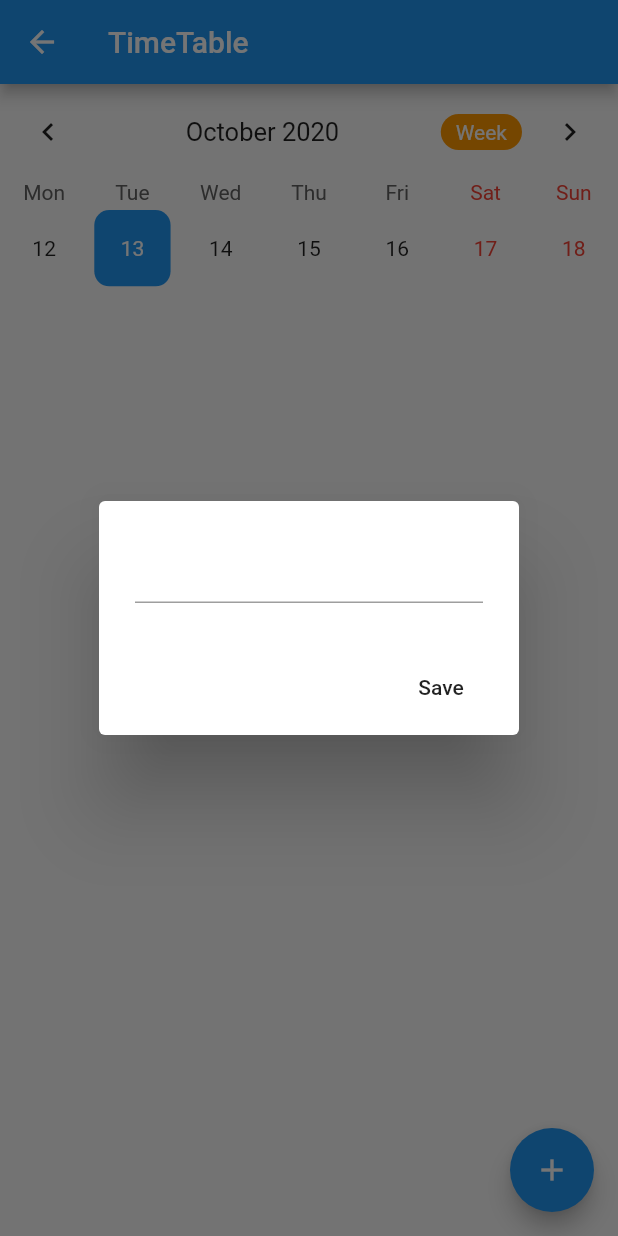
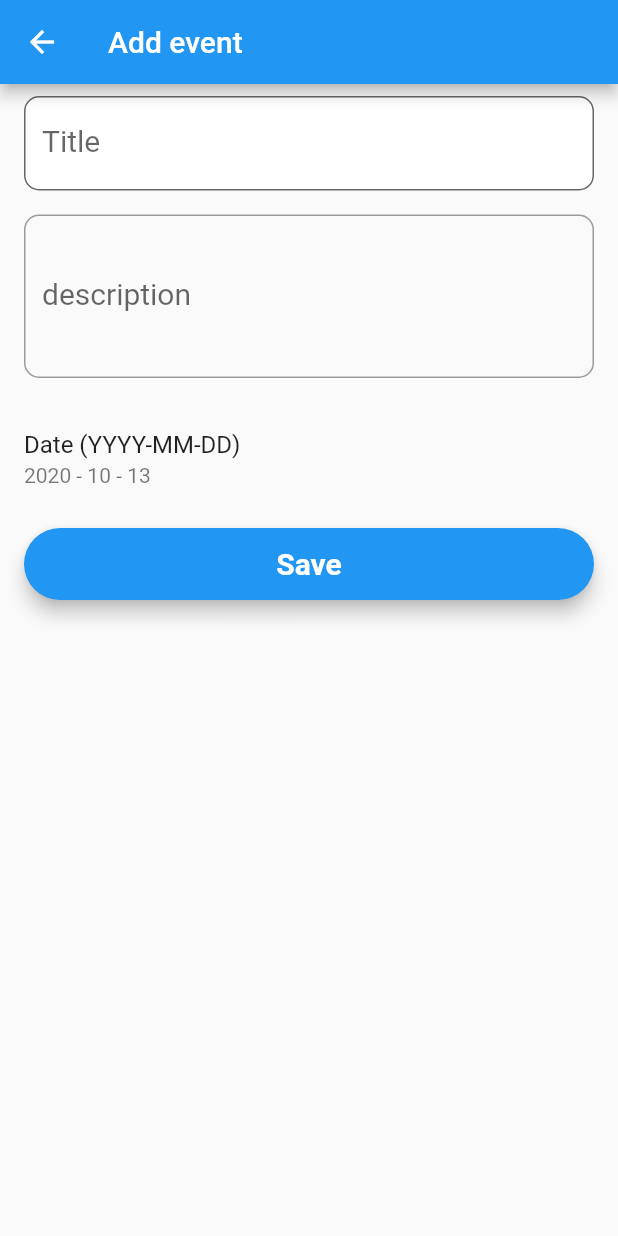
Before and after one commit to Fredricknjeri/TimeTable, a Flutter app: the HomeView screen opened by its route, after a tap on the "add" icon, on a phone screen of 412 x 824 dp. Run offline on Flutter 3.47's test engine with Material 2 defaults, Android fonts, the light colour scheme and no system bars; drawn by our look-alikes of table_calendar; our stand-ins replace firebase_core, get_it, intro_slider, shared_preferences, stacked, stacked_services; missing offline and left inert: firebase_helpers; accounts and stored records are empty; Roboto replaces fonts that are missing (Montserrat).

Commit message:
link with firestore

```diff
--- a/lib/app/router.dart
+++ b/lib/app/router.dart
@@ -1,3 +1,4 @@
+import 'package:TimeTable/ui/views/class/add_class/add_event.dart';
 import 'package:TimeTable/ui/views/home/home_view.dart';
 import 'package:TimeTable/ui/views/introduction/intro_view.dart';
 import 'package:TimeTable/ui/views/splash_screen/splash_screen.dart';
@@ -10,6 +11,7 @@ abstract class Routes {
   static const teacherViewRoute = '/teacher';
   static const introViewRoute = '/intro';
   static const splashViewRoute = '/splashscreen';
+  static const add_eventRoute = '/add_event';
 }
 
 class MainRouter {
@@ -28,6 +30,9 @@ class MainRouter {
       case Routes.splashViewRoute:
         return MaterialPageRoute(builder: (_) => SplashScreen());
 
+      case Routes.add_eventRoute:
+        return MaterialPageRoute(builder: (_) => AddEventPage());
+
       default:
         return MaterialPageRoute(
             builder: (_) => Scaffold(
--- /dev/null
+++ b/lib/core/model/event.dart
@@ -0,0 +1,37 @@
+import 'package:firebase_helpers/firebase_helpers.dart';
+
+// ignore: deprecated_member_use
+class EventModel extends DatabaseItem{
+  final String id;
+  final String title;
+  final String description;
+  final DateTime eventDate;
+
+  EventModel({this.id,this.title, this.description, this.eventDate}):super(id);
+
+  factory EventModel.fromMap(Map data) {
+    return EventModel(
+      title: data['title'],
+      description: data['description'],
+      eventDate: data['event_date'],
+    );
+  }
+
+  factory EventModel.fromDS(String id, Map<String,dynamic> data) {
+    return EventModel(
+      id: id,
+      title: data['title'],
+      description: data['description'],
+      eventDate: data['event_date'].toDate(),
+    );
+  }
+
+  Map<String,dynamic> toMap() {
+    return {
+      "title":title,
+      "description": description,
+      "event_date":eventDate,
+      "id":id,
+    };
+  }
+}
--- /dev/null
+++ b/lib/core/services/event_firestore_service.dart
@@ -0,0 +1,4 @@
+import 'package:firebase_helpers/firebase_helpers.dart';
+import '../model/event.dart';
+
+DatabaseService<EventModel> eventDBS = DatabaseService<EventModel>("events",fromDS: (id,data) => EventModel.fromDS(id, data), toMap:(event) => event.toMap());
--- a/lib/main.dart
+++ b/lib/main.dart
@@ -1,9 +1,12 @@
 import 'package:TimeTable/app/locator.dart';
 import 'package:TimeTable/app/router.dart';
+import 'package:firebase_core/firebase_core.dart';
 import 'package:flutter/material.dart';
 import 'package:stacked_services/stacked_services.dart';
 
-void main() {
+Future<void> main() async{
+  WidgetsFlutterBinding.ensureInitialized();
+  await Firebase.initializeApp();
   setupLocator();
   runApp(MyApp());
 }
@@ -14,6 +17,7 @@ class MyApp extends StatelessWidget {
   Widget build(BuildContext context) {
     return MaterialApp(
     //  title: 'Flutter Demo',
+      debugShowCheckedModeBanner: false,
       theme: ThemeData(
         primarySwatch: Colors.blue,
         visualDensity: VisualDensity.adaptivePlatformDensity,
--- /dev/null
+++ b/lib/ui/views/class/add_class/add_event.dart
@@ -0,0 +1,154 @@
+import 'package:TimeTable/core/model/event.dart';
+import 'package:TimeTable/core/services/event_firestore_service.dart';
+import 'package:flutter/material.dart';
+
+class AddEventPage extends StatefulWidget {
+  final EventModel note;
+
+  const AddEventPage({Key key, this.note}) : super(key: key);
+
+  @override
+  _AddEventPageState createState() => _AddEventPageState();
+}
+
+class _AddEventPageState extends State<AddEventPage> {
+  TextStyle style = TextStyle(fontFamily: 'Montserrat', fontSize: 20.0);
+  TextEditingController _title;
+  TextEditingController _description;
+  DateTime _eventDate;
+  final _formKey = GlobalKey<FormState>();
+  final _key = GlobalKey<ScaffoldState>();
+  bool processing;
+
+  @override
+  void initState() {
+    super.initState();
+    _title = TextEditingController(
+        text: widget.note != null ? widget.note.title : "");
+    _description = TextEditingController(
+        text: widget.note != null ? widget.note.description : "");
+    _eventDate = DateTime.now();
+    processing = false;
+  }
+
+  @override
+  Widget build(BuildContext context) {
+    return Scaffold(
+      appBar: AppBar(
+        title: Text(widget.note != null ? "Edit Event" : "Add event"),
+      ),
+      key: _key,
+      body: Form(
+        key: _formKey,
+        child: Container(
+          alignment: Alignment.center,
+          child: ListView(
+            children: <Widget>[
+              Padding(
+                padding:
+                    const EdgeInsets.symmetric(horizontal: 16.0, vertical: 8.0),
+                child: TextFormField(
+                  controller: _title,
+                  validator: (value) =>
+                      (value.isEmpty) ? "Please Enter title" : null,
+                  style: style,
+                  decoration: InputDecoration(
+                      labelText: "Title",
+                      filled: true,
+                      fillColor: Colors.white,
+                      border: OutlineInputBorder(
+                          borderRadius: BorderRadius.circular(10))),
+                ),
+              ),
+              Padding(
+                padding:
+                    const EdgeInsets.symmetric(horizontal: 16.0, vertical: 8.0),
+                child: TextFormField(
+                  controller: _description,
+                  minLines: 3,
+                  maxLines: 5,
+                  validator: (value) =>
+                      (value.isEmpty) ? "Please Enter description" : null,
+                  style: style,
+                  decoration: InputDecoration(
+                      labelText: "description",
+                      border: OutlineInputBorder(
+                          borderRadius: BorderRadius.circular(10))),
+                ),
+              ),
+              const SizedBox(height: 10.0),
+              ListTile(
+                title: Text("Date (YYYY-MM-DD)"),
+                subtitle: Text(
+                    "${_eventDate.year} - ${_eventDate.month} - ${_eventDate.day}"),
+                onTap: () async {
+                  DateTime picked = await showDatePicker(
+                      context: context,
+                      initialDate: _eventDate,
+                      firstDate: DateTime(_eventDate.year - 5),
+                      lastDate: DateTime(_eventDate.year + 5));
+                  if (picked != null) {
+                    setState(() {
+                      _eventDate = picked;
+                    });
+                  }
+                },
+              ),
+              SizedBox(height: 10.0),
+              processing
+                  ? Center(child: CircularProgressIndicator())
+                  : Padding(
+                      padding: const EdgeInsets.symmetric(horizontal: 16.0),
+                      child: Material(
+                        elevation: 5.0,
+                        borderRadius: BorderRadius.circular(30.0),
+                        color: Theme.of(context).primaryColor,
+                        child: MaterialButton(
+                          onPressed: () async {
+                            if (_formKey.currentState.validate()) {
+                              setState(() {
+                                processing = true;
+                              });
+                              final data = {
+                                "title": _title.text,
+                                "description": _description.text,
+                                "event_date": widget.note.eventDate
+                              };
+                              if (widget.note != null) {
+                                await eventDBS.updateData(widget.note.id, data);
+                              } else {
+                                await eventDBS.createItem(EventModel(
+                                  title: _title.text,
+                                  description: _description.text,
+                                  eventDate: _eventDate,
+                                ));
+                              }
+                              Navigator.pop(context);
+                              setState(() {
+                                processing = false;
+                              });
+                            }
+                          },
+                          child: Text(
+                            "Save",
+                            style: style.copyWith(
+                                color: Colors.white,
+                                fontWeight: FontWeight.bold),
+                          ),
+                        ),
+                      ),
+                    ),
+            ],
+          ),
+        ),
+      ),
+    );
+  }
+
+  @override
+  void dispose() {
+    _title.dispose();
+    _description.dispose();
+    super.dispose();
+  }
+}
--- /dev/null
+++ b/lib/ui/views/class/view_class/view_event.dart
@@ -0,0 +1,30 @@
+import 'package:TimeTable/core/model/event.dart';
+import 'package:flutter/material.dart';
+
+
+class EventDetailsPage extends StatelessWidget {
+  final EventModel event;
+
+  const EventDetailsPage({Key key, this.event}) : super(key: key);
+
+  @override
+  Widget build(BuildContext context){
+    return Scaffold(
+      appBar: AppBar(
+        title: Text('Event details'),
+      ),
+      body: SingleChildScrollView(
+        padding: const EdgeInsets.all(16.0),
+        child: Column(
+          crossAxisAlignment: CrossAxisAlignment.start,
+          children: <Widget>[
+            Text(event.title, style: Theme.of(context).textTheme.display1,),
+            SizedBox(height: 20.0),
+            Text(event.description),
+
+          ],
+        ),
+      ),
+    );
+  }
+}
--- a/lib/ui/views/home/home_view.dart
+++ b/lib/ui/views/home/home_view.dart
@@ -1,10 +1,11 @@
 import 'dart:convert';
-import 'package:TimeTable/ui/views/home/home_viewmodel.dart';
+import 'package:TimeTable/core/model/event.dart';
+import 'package:TimeTable/core/services/event_firestore_service.dart';
+import 'package:TimeTable/ui/views/class/view_class/view_event.dart';
 import 'package:flutter/material.dart';
 import 'package:shared_preferences/shared_preferences.dart';
 //import 'package:stacked/stacked.dart';
 import 'package:table_calendar/table_calendar.dart';
-
 
 class HomeView extends StatefulWidget {
   @override
@@ -15,53 +16,50 @@ class _HomeViewState extends State<HomeView> {
   CalendarController _controller;
   Map<DateTime, List<dynamic>> _events;
   List<dynamic> _selectedEvents;
-  TextEditingController _eventController;
-  SharedPreferences prefs;
 
   @override
   void initState() {
     super.initState();
     _controller = CalendarController();
-    _eventController = TextEditingController();
     _events = {};
     _selectedEvents = [];
-    initPrefs();
   }
 
-  initPrefs() async {
-    prefs = await SharedPreferences.getInstance();
-    setState(() {
-      _events = Map<DateTime, List<dynamic>>.from(
-          decodeMap(json.decode(prefs.getString("events") ?? "{}")));
+  Map<DateTime, List<dynamic>> _groupEvents(List<EventModel> allEvents) {
+    Map<DateTime, List<dynamic>> data = {};
+    allEvents.forEach((event) {
+      DateTime date = DateTime(
+          event.eventDate.year, event.eventDate.month, event.eventDate.day, 12);
+      if (data[date] == null) data[date] = [];
+      data[date].add(event);
     });
-  }
-//Helper functions to Encode and decord( convert events map into strings that we can set to shared pref and load it from shared pref)
-  Map<String, dynamic> encodeMap(Map<DateTime, dynamic> map) {
-    Map<String, dynamic> newMap = {};
-    map.forEach((key, value) {
-      newMap[key.toString()] = map[key];
-    });
-    return newMap;
-  }
-
-  Map<DateTime, dynamic> decodeMap(Map<String, dynamic> map) {
-    Map<DateTime, dynamic> newMap = {};
-    map.forEach((key, value) {
-      newMap[DateTime.parse(key)] = map[key];
-    });
-    return newMap;
+    return data;
   }
 
   @override
   Widget build(BuildContext context) {
     return Scaffold(
       appBar: AppBar(
-        title: Text('TimeTable'),
+        title: Text('School TimeTable'),
+
       ),
-      body: SingleChildScrollView(
+      body: StreamBuilder<List<EventModel>>(
+          stream: eventDBS.streamList(),
+          builder: (context, snapshot) {
+            if (snapshot.hasData) {
+              List<EventModel> allEvents = snapshot.data;
+              if (allEvents.isNotEmpty) {
+                _events = _groupEvents(allEvents);
+              } else {
+                _events = {};
+                _selectedEvents = [];
+              }
+            }
+            return SingleChildScrollView(
               child: Column(
                 crossAxisAlignment: CrossAxisAlignment.start,
                 children: <Widget>[
+                  Padding(padding: EdgeInsets.only(top: 10) ),
                   TableCalendar(
                     events: _events,
                     initialCalendarFormat: CalendarFormat.week,
@@ -113,47 +111,24 @@ class _HomeViewState extends State<HomeView> {
                     calendarController: _controller,
                   ),
                   ..._selectedEvents.map((event) => ListTile(
-                  title: Text(event),
+                        title: Text(event.title),
+                        onTap: () {
+                          Navigator.push(
+                              context,
+                              MaterialPageRoute(
+                                  builder: (_) => EventDetailsPage(
+                                        event: event,
+                                      )));
+                        },
                       )),
                 ],
               ),
-      ),
+            );
+          }),
       floatingActionButton: FloatingActionButton(
         child: Icon(Icons.add),
-        onPressed: _showAddDialog,
+        onPressed: () => Navigator.pushNamed(context, '/add_event'),
       ),
     );
   }
-
-  _showAddDialog() async {
-    await showDialog(
-        context: context,
-        builder: (context) => AlertDialog(
-              content: TextField(
-                controller: _eventController,
-              ),
-              actions: <Widget>[
-                FlatButton(
-                  child: Text("Save"),
-                  onPressed: () {
-                    if (_eventController.text.isEmpty) return;
-                    if (_events[_controller.selectedDay] != null) {
-                      _events[_controller.selectedDay]
-                          .add(_eventController.text);
-                    } else {
-                      _events[_controller.selectedDay] = [
-                        _eventController.text
-                      ];
 }
-                    prefs.setString("events", json.encode(encodeMap(_events)));
-                    _eventController.clear();
-                    Navigator.pop(context);
-                  },
-                )
-              ],
-            ));
-    setState(() {
-      _selectedEvents = _events[_controller.selectedDay];
-    });
-  }
-}
--- a/lib/ui/views/splash_screen/splash_screen.dart
+++ b/lib/ui/views/splash_screen/splash_screen.dart
@@ -25,7 +25,7 @@ class _SplashScreenState extends State<SplashScreen> {
       //await prefs.setBool('seen', true);
       return Navigator.of(context)
           .pushReplacementNamed(Routes.introViewRoute)
-          // we dont want to pop the screen, just replace it completely
+          // i dont want to pop the screen, just replace it completely
           .then((_) => false);
     }
   }
--- a/pubspec.yaml
+++ b/pubspec.yaml
@@ -32,6 +32,10 @@ dependencies:
   stacked_services:
   shared_preferences: ^0.5.12
   table_calendar: ^2.2.3
+  cloud_firestore: ^0.14.1+2
+  firebase_core: ^0.5.0+1
+  firebase_helpers: ^0.2.1
+
 
 
 
```
Also changed, not shown: pubspec.lock, 8 other files. Lines whose indentation alone changed are shown as unchanged.
